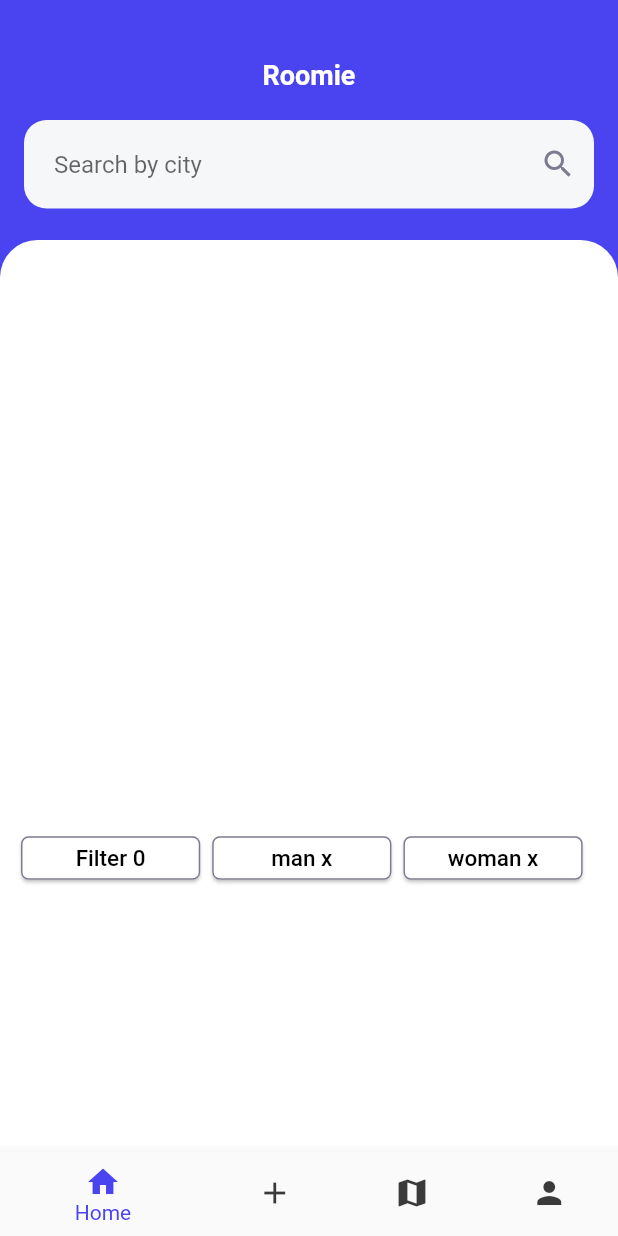
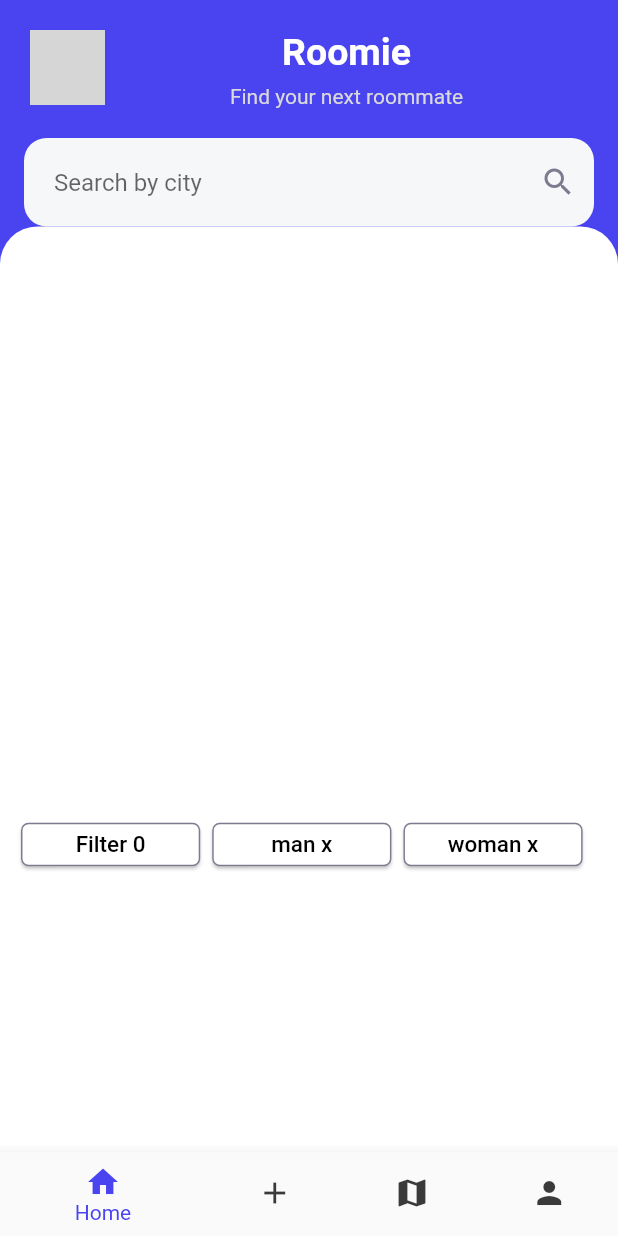
Before and after one commit to Ray0Emma/Roomie, a Flutter app: the screen it shows after launch, on a phone screen of 412 x 824 dp. Run offline on Flutter 3.47's test engine with Material 2 defaults, Android fonts, the light colour scheme and no system bars; our stand-ins replace animated_splash_screen, motion_tab_bar_v2; grey boxes are pictures that could not be loaded.

Commit message:
fix: fixed appbar

```diff
--- a/lib/views/home.dart
+++ b/lib/views/home.dart
@@ -38,6 +38,7 @@ class _HomePageState extends State<HomePage> {
                   ),
                   color: Colors.white,
                 ),
+                // ***filters***
                 child: Padding(
                   padding: const EdgeInsets.only(left: 10.0),
                   child: Row(
--- a/lib/views/widgets/appbar.dart
+++ b/lib/views/widgets/appbar.dart
@@ -13,21 +13,54 @@ class MyAppBar extends StatefulWidget {
 class _MyAppBarState extends State<MyAppBar> {
   @override
   Widget build(BuildContext context) {
-    return SizedBox(
-      height: 160.0,
-      child: Stack(
-        children: <Widget>[
-          SizedBox(
-            width: MediaQuery.of(context).size.width,
-            height: 100.0,
-            child: Center(
-              child: Text(
+    return Column(
+      crossAxisAlignment: CrossAxisAlignment.start,
+      children: [
+        Padding(
+          padding: const EdgeInsets.symmetric(horizontal: 20.0, vertical: 20),
+          child: Row(
+            crossAxisAlignment: CrossAxisAlignment.start,
+            children: [
+              Stack(
+                children: [
+                  Container(
+                    height: 50,
+                    width: 50,
+                    decoration: BoxDecoration(
+                        borderRadius: BorderRadius.circular(16),
+                        // color: Colors.blueAccent,
+                        border: Border.all(
+                            color: Color.fromARGB(255, 224, 224, 224),
+                            width: 4),
+                        image: DecorationImage(
+                            image: AssetImage("assets/images/users/user1.jpeg"),
+                            fit: BoxFit.cover)),
+                  ),
+                ],
+              ),
+              Expanded(
+                child: Column(
+                  crossAxisAlignment: CrossAxisAlignment.center,
+                  children: const [
+                    Text(
                       "Roomie",
                       style: TextStyle(
                         color: Colors.white,
-                    fontSize: 18.0,
-                    fontWeight: FontWeight.bold),
+                        fontSize: 25,
+                        fontWeight: FontWeight.bold,
                       ),
+                    ),
+                    SizedBox(
+                      height: 7,
+                    ),
+                    Text(
+                      "Find your next roommate",
+                      style: TextStyle(color: Color.fromRGBO(217, 217, 217, 1)),
+                    ),
+                  ],
+                ),
+              )
+            ],
           ),
         ),
         Positioned(
@@ -38,7 +71,6 @@ class _MyAppBarState extends State<MyAppBar> {
           child: SearchBar(),
         ),
       ],
-      ),
     );
   }
 }
--- a/pubspec.yaml
+++ b/pubspec.yaml
@@ -64,8 +64,8 @@ flutter:
 
   # To add assets to your application, add an assets section, like this:
 assets:
-  - assets/images/rooms
-  - assets/images/users
+  - assets/
+  # - assets/images/users/user1.jpg
 
   # An image asset can refer to one or more resolution-specific "variants", see
   # https://flutter.dev/assets-and-images/#resolution-aware
```
Also changed, not shown: assets/images/users/user1.jpg (added). Lines whose indentation alone changed are shown as unchanged.
